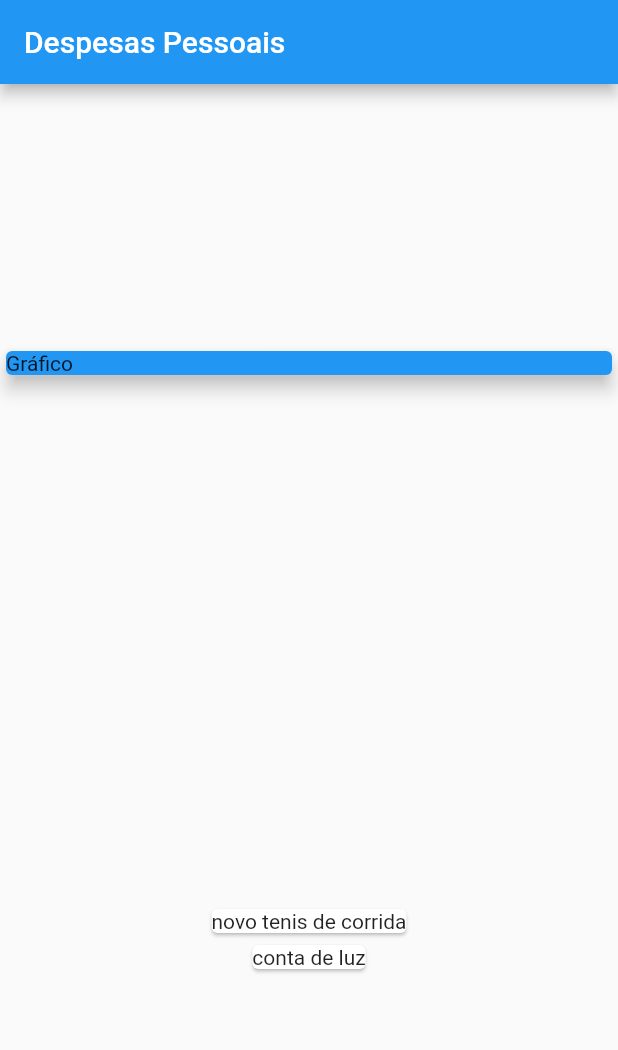
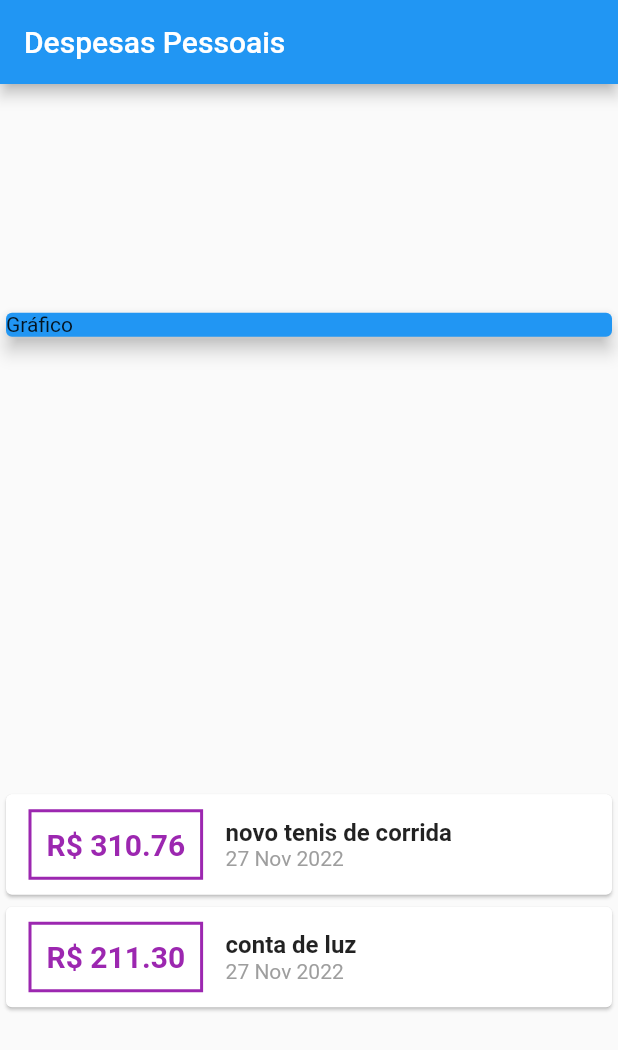
Before and after one commit to Daniel-Veloso/flutter_expenses, a Flutter app: the screen it shows after launch, on a phone screen of 412 x 824 dp. Shown: the top 1050 px of the screen. Run offline on Flutter 3.47's test engine with Material 2 defaults, Android fonts, the phone set to English and light mode, and no system bars.

Commit message:
Styling transaction card

```diff
--- a/lib/main.dart
+++ b/lib/main.dart
@@ -1,5 +1,6 @@
 import 'package:expenses/models/transaction.dart';
 import 'package:flutter/material.dart';
+import 'package:intl/intl.dart';
 
 main(){
   runApp(ExpensesApp());
@@ -53,7 +54,49 @@ class MyHomePage extends StatelessWidget{
           Column(
             children: _transaction.map((tr) {
               return Card(
-                child: Text(tr.title!),
+                child: Row(
+                  children: [
+                    Container(
+                      margin: EdgeInsets.symmetric(
+                        horizontal: 15,
+                        vertical: 10,
+                      ),
+                      decoration: BoxDecoration(
+                        border: Border.all(
+                          color: Colors.purple,
+                          width: 2,
+                        ),
+                      ),
+                      padding: EdgeInsets.all(10),
+                      child: Text(
+                        'R\$ ${tr.value!.toStringAsFixed(2)}',
+                        style: TextStyle(
+                          fontWeight: FontWeight.bold,
+                          fontSize: 20,
+                          color: Colors.purple,
+                        ),
+                      ),
+                    ),
+                    Column(
+                      crossAxisAlignment: CrossAxisAlignment.start,
+                      children: [
+                        Text(
+                          tr.title!,
+                          style: TextStyle(
+                            fontSize: 16,
+                            fontWeight: FontWeight.bold,
+                          ),
+                        ),
+                        Text(
+                          DateFormat('d MMM y').format(tr.date!),
+                          style: TextStyle(
+                            color: Colors.grey,
+                          ),
+                        ),
+                      ],
+                    ),
+                  ],
+                ),
               );
             }).toList(),
           ),
--- a/pubspec.yaml
+++ b/pubspec.yaml
@@ -36,6 +36,7 @@ dependencies:
   # The following adds the Cupertino Icons font to your application.
   # Use with the CupertinoIcons class for iOS style icons.
   cupertino_icons: ^1.0.2
+  intl: ^0.17.0
 
 dev_dependencies:
   flutter_test:
```
Also changed, not shown: pubspec.lock.
